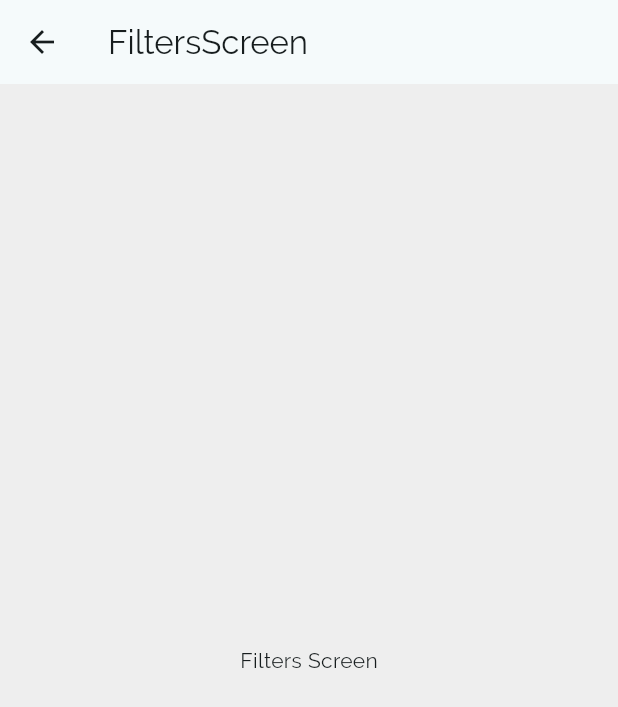
After one commit to RimidalU/deli_meals_list, a Flutter app: the FiltersScreen screen opened by its route, on a phone screen of 412 x 824 dp. The commit adds this screen. Shown: the top 707 px of the screen. Run offline on Flutter 3.47's test engine with Material 2 defaults, Android fonts, the light colour scheme and no system bars.

Commit message:
feat: add base Filters widget

```diff
--- /dev/null
+++ b/lib/features/filters/filters.dart
@@ -0,0 +1 @@
+export './view/view.dart';
--- /dev/null
+++ b/lib/features/filters/view/filters_screen.dart
@@ -0,0 +1,19 @@
+import 'package:flutter/material.dart';
+
+class FiltersScreen extends StatelessWidget {
+  const FiltersScreen({super.key});
+
+  static const routeName = '/filters';
+
+  @override
+  Widget build(BuildContext context) {
+    return Scaffold(
+      appBar: AppBar(
+        title: const Text('FiltersScreen'),
+      ),
+      body: const Center(
+        child: Text('Filters Screen'),
+      ),
+    );
+  }
+}
--- /dev/null
+++ b/lib/features/filters/view/view.dart
@@ -0,0 +1 @@
+export './filters_screen.dart';
--- a/lib/main.dart
+++ b/lib/main.dart
@@ -3,6 +3,7 @@ import 'package:flutter/material.dart';
 import 'features/bottom_tabs/view/bottom_tabs_screen.dart';
 import 'features/categories/categories.dart';
 import 'features/favorites/favorites.dart';
+import 'features/filters/filters.dart';
 import 'features/meal_details/meal_details.dart';
 import 'features/meals/meals.dart';
 import 'features/tabs/tabs.dart';
@@ -40,6 +41,7 @@ class MyApp extends StatelessWidget {
         MealsScreen.routeName: (context) => const BottomTabsScreen(),
         MealDetailsScreen.routeName: (context) => const MealDetailsScreen(),
         FavoritesScreen.routeName: (context) => const FavoritesScreen(),
+        FiltersScreen.routeName: (context) => const FiltersScreen(),
       },
       onUnknownRoute: (settings) => MaterialPageRoute(
         builder: (context) => const CategoriesScreen(),
```
